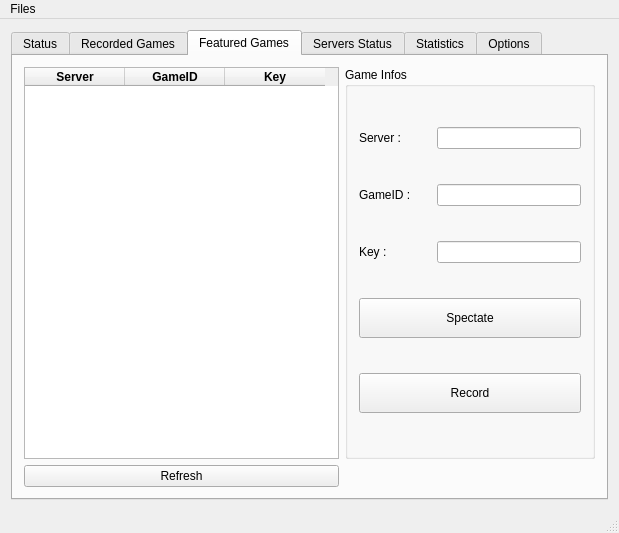
Above: mainwindow.ui from Aztorius/legendsreplay before the change. Below: the same form after it.
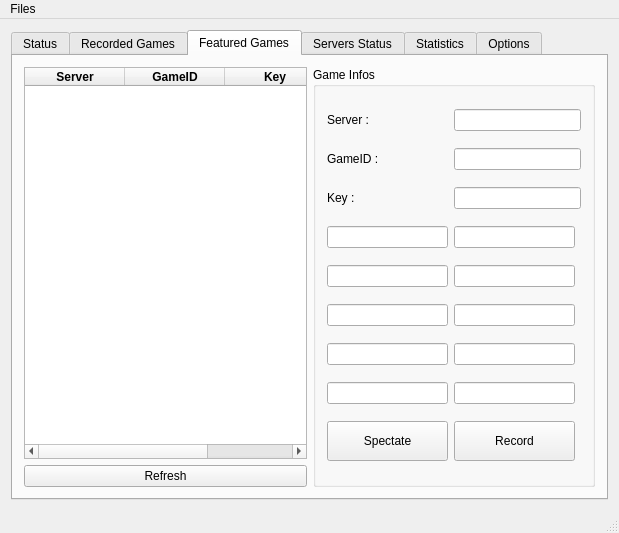
That is the form after the change. The open tabs and pages were chosen to show the change.

```diff
--- a/mainwindow.ui
+++ b/mainwindow.ui
@@ -21,7 +21,7 @@
     <item row="0" column="0">
      <widget class="QTabWidget" name="tabWidget">
       <property name="currentIndex">
-       <number>3</number>
+       <number>0</number>
       </property>
       <widget class="QWidget" name="tab_6">
        <attribute name="title">
@@ -163,7 +163,14 @@
           </column>
          </widget>
         </item>
-        <item row="0" column="1" rowspan="2">
+        <item row="2" column="0">
+         <widget class="QPushButton" name="pushButton_2">
+          <property name="text">
+           <string>Refresh</string>
+          </property>
+         </widget>
+        </item>
+        <item row="0" column="1" rowspan="3">
          <widget class="QGroupBox" name="groupBox">
           <property name="minimumSize">
            <size>
@@ -175,6 +182,20 @@
            <string>Game Infos</string>
           </property>
           <layout class="QGridLayout" name="gridLayout_4">
+           <item row="7" column="1">
+            <widget class="QLineEdit" name="lineEdit_featured_player10">
+             <property name="readOnly">
+              <bool>true</bool>
+             </property>
+            </widget>
+           </item>
+           <item row="1" column="0">
+            <widget class="QLabel" name="label_5">
+             <property name="text">
+              <string>GameID :</string>
+             </property>
+            </widget>
+           </item>
            <item row="0" column="0">
             <widget class="QLabel" name="label_6">
              <property name="text">
@@ -183,52 +204,19 @@
             </widget>
            </item>
            <item row="0" column="1" colspan="2">
-            <widget class="QLineEdit" name="lineEdit_2">
+            <widget class="QLineEdit" name="lineEdit_featured_serverid">
              <property name="readOnly">
               <bool>true</bool>
              </property>
             </widget>
            </item>
-           <item row="1" column="0">
-            <widget class="QLabel" name="label_5">
-             <property name="text">
-              <string>GameID :</string>
-             </property>
-            </widget>
-           </item>
            <item row="1" column="1" colspan="2">
-            <widget class="QLineEdit" name="lineEdit">
+            <widget class="QLineEdit" name="lineEdit_featured_gameid">
              <property name="readOnly">
               <bool>true</bool>
              </property>
             </widget>
            </item>
-           <item row="3" column="0" colspan="3">
-            <widget class="QPushButton" name="pushButton_featured_spectate">
-             <property name="minimumSize">
-              <size>
-               <width>0</width>
-               <height>40</height>
-              </size>
-             </property>
-             <property name="text">
-              <string>Spectate</string>
-             </property>
-            </widget>
-           </item>
-           <item row="4" column="0" colspan="3">
-            <widget class="QPushButton" name="pushButton_featured_record">
-             <property name="minimumSize">
-              <size>
-               <width>0</width>
-               <height>40</height>
-              </size>
-             </property>
-             <property name="text">
-              <string>Record</string>
-             </property>
-            </widget>
-           </item>
            <item row="2" column="0">
             <widget class="QLabel" name="label_7">
              <property name="text">
@@ -237,22 +225,104 @@
             </widget>
            </item>
            <item row="2" column="1" colspan="2">
-            <widget class="QLineEdit" name="lineEdit_3">
+            <widget class="QLineEdit" name="lineEdit_featured_key">
              <property name="readOnly">
               <bool>true</bool>
              </property>
             </widget>
            </item>
+           <item row="3" column="1">
+            <widget class="QLineEdit" name="lineEdit_featured_player6">
+             <property name="readOnly">
+              <bool>true</bool>
+             </property>
+            </widget>
+           </item>
+           <item row="4" column="1">
+            <widget class="QLineEdit" name="lineEdit_featured_player7">
+             <property name="readOnly">
+              <bool>true</bool>
+             </property>
+            </widget>
+           </item>
+           <item row="4" column="0">
+            <widget class="QLineEdit" name="lineEdit_featured_player2">
+             <property name="readOnly">
+              <bool>true</bool>
+             </property>
+            </widget>
+           </item>
+           <item row="6" column="0">
+            <widget class="QLineEdit" name="lineEdit_featured_player4">
+             <property name="readOnly">
+              <bool>true</bool>
+             </property>
+            </widget>
+           </item>
+           <item row="5" column="0">
+            <widget class="QLineEdit" name="lineEdit_featured_player3">
+             <property name="readOnly">
+              <bool>true</bool>
+             </property>
+            </widget>
+           </item>
+           <item row="3" column="0">
+            <widget class="QLineEdit" name="lineEdit_featured_player1">
+             <property name="readOnly">
+              <bool>true</bool>
+             </property>
+            </widget>
+           </item>
+           <item row="5" column="1">
+            <widget class="QLineEdit" name="lineEdit_featured_player8">
+             <property name="readOnly">
+              <bool>true</bool>
+             </property>
+            </widget>
+           </item>
+           <item row="6" column="1">
+            <widget class="QLineEdit" name="lineEdit_featured_player9">
+             <property name="readOnly">
+              <bool>true</bool>
+             </property>
+            </widget>
+           </item>
+           <item row="7" column="0">
+            <widget class="QLineEdit" name="lineEdit_featured_player5">
+             <property name="readOnly">
+              <bool>true</bool>
+             </property>
+            </widget>
+           </item>
+           <item row="9" column="1">
+            <widget class="QPushButton" name="pushButton_featured_record">
+             <property name="minimumSize">
+              <size>
+               <width>0</width>
+               <height>40</height>
+              </size>
+             </property>
+             <property name="text">
+              <string>Record</string>
+             </property>
+            </widget>
+           </item>
+           <item row="9" column="0">
+            <widget class="QPushButton" name="pushButton_featured_spectate">
+             <property name="minimumSize">
+              <size>
+               <width>0</width>
+               <height>40</height>
+              </size>
+             </property>
+             <property name="text">
+              <string>Spectate</string>
+             </property>
+            </widget>
+           </item>
           </layout>
          </widget>
         </item>
-        <item row="2" column="0">
-         <widget class="QPushButton" name="pushButton_2">
-          <property name="text">
-           <string>Refresh</string>
-          </property>
-         </widget>
-        </item>
        </layout>
       </widget>
       <widget class="QWidget" name="tab">
@@ -343,7 +413,7 @@
         <item row="0" column="1">
          <widget class="QLineEdit" name="lineEdit_4">
           <property name="text">
-           <string>C://Program Files/League of Legends</string>
+           <string/>
           </property>
          </widget>
         </item>
```
